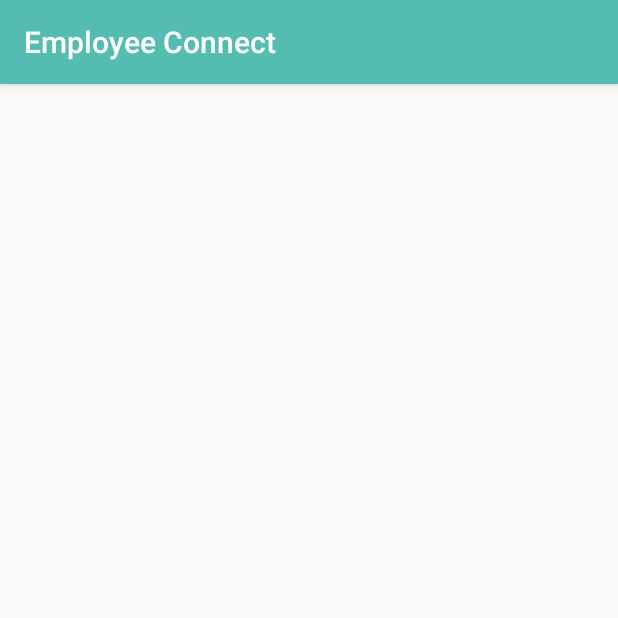
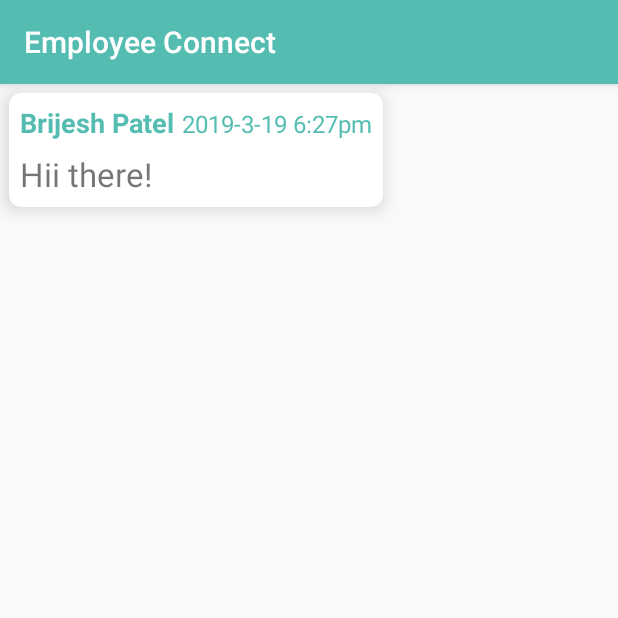
Before and after one commit to PabloWinter/Employee-Connect, an Android app: the Navigation screen opened directly, with no data from a screen before it, after a tap on "Messages", on a phone screen of 412 x 824 dp, the top half of it. Run offline under Robolectric (Android 15) with nearby library versions, the phone set to English and light mode, and no system bars; 3 other taps on this screen came first.

Commit message:
Main Activity -> communicationActivity

```diff
--- a/EmployeeConnect/app/src/main/AndroidManifest.xml
+++ b/EmployeeConnect/app/src/main/AndroidManifest.xml
@@ -20,7 +20,6 @@
             <!-- <category android:name="android.intent.category.DEFAULT" /> -->
             <!-- </intent-filter> -->
         </activity>
-        <activity android:name=".CommunicationActivity" />
         <activity android:name=".MainActivity">
             <intent-filter>
                 <action android:name="android.intent.action.MAIN" />
--- a/EmployeeConnect/app/src/main/java/ca/bvc/employeeconnect/CommunicationActivity.java
+++ /dev/null
@@ -1,34 +0,0 @@
-package ca.bvc.employeeconnect;
-
-import android.support.v7.app.AppCompatActivity;
-import android.os.Bundle;
-import android.support.v7.widget.LinearLayoutManager;
-import android.support.v7.widget.RecyclerView;
-
-import java.util.ArrayList;
-
-import ca.bvc.employeeconnect.library.Message;
-
-public class CommunicationActivity extends AppCompatActivity {
-
-    private ArrayList<Message> messages;
-
-    @Override
-    protected void onCreate(Bundle savedInstanceState) {
-        super.onCreate(savedInstanceState);
-        setContentView(R.layout.activity_communication);
-
-        //Initialize properties
-        messages = new ArrayList<>();
-
-        //Initialize Recycler View
-        initRecyclerView();
-    }
-
-    private void initRecyclerView() {
-        RecyclerView recyclerView = findViewById(R.id.communication_recycler_container);
-        ChatListAdapter adapter = new ChatListAdapter(this, messages);
-        recyclerView.setAdapter(adapter);
-        recyclerView.setLayoutManager(new LinearLayoutManager(this));
-    }
-}
--- a/EmployeeConnect/app/src/main/java/ca/bvc/employeeconnect/MainActivity.java
+++ b/EmployeeConnect/app/src/main/java/ca/bvc/employeeconnect/MainActivity.java
@@ -3,14 +3,38 @@ package ca.bvc.employeeconnect;
 import android.content.Intent;
 import android.support.v7.app.AppCompatActivity;
 import android.os.Bundle;
+import android.support.v7.widget.LinearLayoutManager;
+import android.support.v7.widget.RecyclerView;
 import android.view.View;
 import android.widget.Button;
 import android.widget.ImageView;
 
+import java.util.ArrayList;
+
+import ca.bvc.employeeconnect.library.Message;
+
 public class MainActivity extends AppCompatActivity {
+
+    private ArrayList<Message> messages;
+    private final Message message = new Message("Brijesh Patel", "Hii there!", "2019-3-19 6:27pm");
+
     @Override
     protected void onCreate(Bundle savedInstanceState) {
         super.onCreate(savedInstanceState);
         setContentView(R.layout.activity_main);
+
+        //Initialize properties
+        messages = new ArrayList<>();
+        messages.add(message);
+
+        //Initialize Recycler View
+        initRecyclerView();
+    }
+
+    private void initRecyclerView() {
+        RecyclerView recyclerView = findViewById(R.id.communication_recycler_container);
+        ChatListAdapter adapter = new ChatListAdapter(this, messages);
+        recyclerView.setAdapter(adapter);
+        recyclerView.setLayoutManager(new LinearLayoutManager(this));
     }
 }
--- a/EmployeeConnect/app/src/main/java/ca/bvc/employeeconnect/Navigation.java
+++ b/EmployeeConnect/app/src/main/java/ca/bvc/employeeconnect/Navigation.java
@@ -82,7 +82,7 @@ public class Navigation extends AppCompatActivity
             return true;
         }
         else if (selectedOption == R.id.navigation_message) {
-            Intent intentMessage = new Intent(this, CommunicationActivity.class);
+            Intent intentMessage = new Intent(this, MainActivity.class);
             startActivity(intentMessage);
             return true;
         }
--- a/EmployeeConnect/app/src/main/java/ca/bvc/employeeconnect/library/Message.java
+++ b/EmployeeConnect/app/src/main/java/ca/bvc/employeeconnect/library/Message.java
@@ -28,4 +28,10 @@ public class Message {
     public void setTimestamp(String timestamp) {
         this.timestamp = timestamp;
     }
+
+    public Message(String senderName, String messageBody, String timestamp) {
+        setSenderName(senderName);
+        setMessageBody(messageBody);
+        setTimestamp(timestamp);
+    }
 }
--- a/EmployeeConnect/app/src/main/res/layout/activity_communication.xml
+++ /dev/null
@@ -1,16 +0,0 @@
-<?xml version="1.0" encoding="utf-8"?>
-<android.support.design.widget.CoordinatorLayout xmlns:android="http://schemas.android.com/apk/res/android"
-    xmlns:app="http://schemas.android.com/apk/res-auto"
-    xmlns:tools="http://schemas.android.com/tools"
-    android:layout_width="match_parent"
-    android:layout_height="match_parent"
-    tools:context=".CommunicationActivity">
-
-    <android.support.v7.widget.RecyclerView
-        android:id="@+id/communication_recycler_container"
-        android:layout_width="match_parent"
-        android:layout_height="match_parent"
-        tools:listitem="@layout/chat_message">
-    </android.support.v7.widget.RecyclerView>
-
-</android.support.design.widget.CoordinatorLayout>
--- a/EmployeeConnect/app/src/main/res/layout/activity_main.xml
+++ b/EmployeeConnect/app/src/main/res/layout/activity_main.xml
@@ -1,11 +1,16 @@
 <?xml version="1.0" encoding="utf-8"?>
-<android.support.constraint.ConstraintLayout xmlns:android="http://schemas.android.com/apk/res/android"
+<android.support.design.widget.CoordinatorLayout xmlns:android="http://schemas.android.com/apk/res/android"
     xmlns:app="http://schemas.android.com/apk/res-auto"
     xmlns:tools="http://schemas.android.com/tools"
     android:layout_width="match_parent"
     android:layout_height="match_parent"
     tools:context=".MainActivity">
 
+    <android.support.v7.widget.RecyclerView
+        android:id="@+id/communication_recycler_container"
+        android:layout_width="match_parent"
+        android:layout_height="match_parent"
+        tools:listitem="@layout/chat_message">
+    </android.support.v7.widget.RecyclerView>
 
-
-</android.support.constraint.ConstraintLayout>
+</android.support.design.widget.CoordinatorLayout>
```
